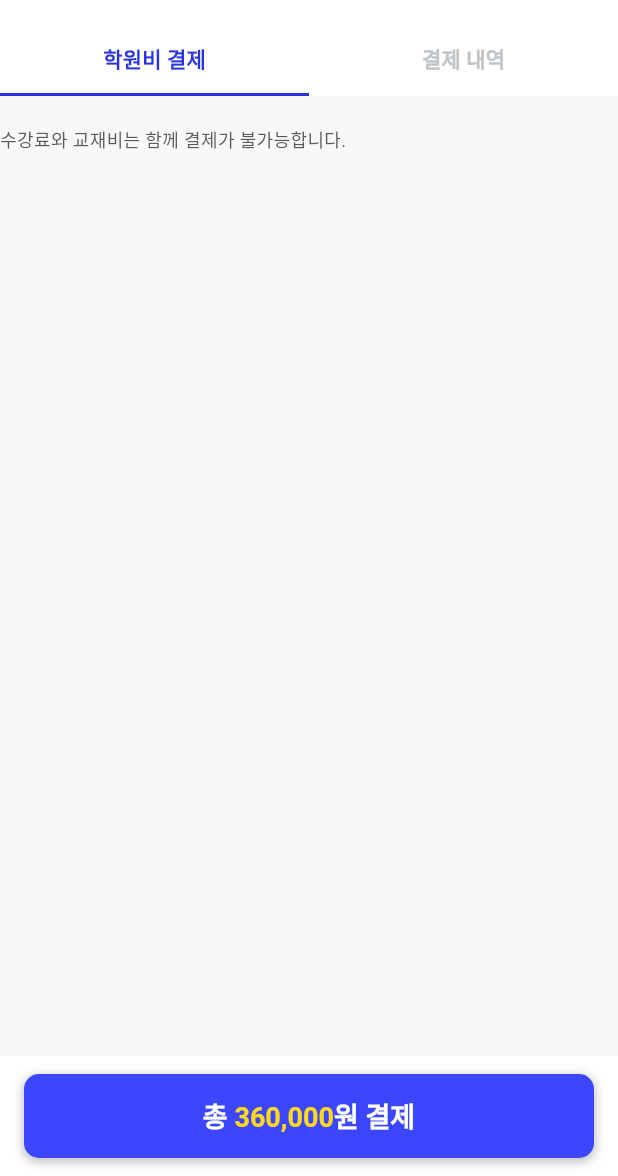
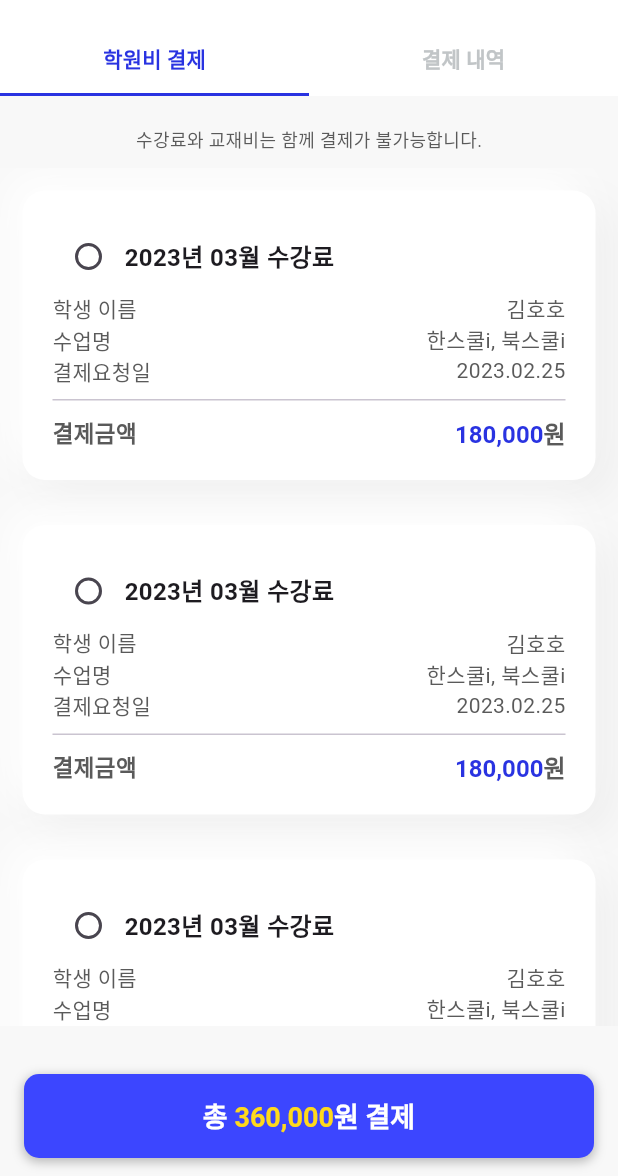
Before and after one commit to qndn3tp/HoHo_edu-App, a Flutter app: the PaymentScreen screen opened directly, on a phone screen of 412 x 824 dp, the part 60-1236 px from its top. Run offline on Flutter 3.47's test engine with Material 3 defaults, Android fonts, the phone set to English and light mode, and no system bars; our stand-ins replace awesome_dialog, banner_carousel, connectivity_plus, eva_icons_flutter, flutter_dotenv, flutter_native_splash and 9 more; missing offline and left inert: flutter_animated_icons; accounts and stored records are empty.

Commit message:
Feat: Add Payment screen

```diff
--- a/fe/lib/screens/attendance/table_content.dart
+++ b/fe/lib/screens/attendance/table_content.dart
@@ -16,6 +16,7 @@ Widget tableContent(context, AttendanceData attendanceData) {
   final date = DateTime.parse(attendanceData.ymd);
   final formattedDate = DateFormat('MM.dd').format(date);
   final formattedDayname = attendanceData.dayname.substring(0, 1);
+
   // 등하원시간
   final formattedStime = "${attendanceData.stime.substring(0, 2)}:${attendanceData.stime.substring(2)}";
   final formattedEtime = "${attendanceData.etime.substring(0, 2)}:${attendanceData.etime.substring(2)}";
--- /dev/null
+++ b/fe/lib/screens/payment/payment_cost.dart
@@ -0,0 +1,20 @@
+import 'package:flutter/material.dart';
+import '../../style.dart' as style;
+
+// 결제내용- 결제 정보(금액)
+Widget paymentCost(cost) {
+  return Row(
+    mainAxisAlignment: MainAxisAlignment.spaceBetween,
+    children: [
+      const Text("결제금액", style: TextStyle(fontSize: 15, fontWeight: FontWeight.w600, color: style.DEEP_GREY)),
+      RichText(
+        text: TextSpan(
+          children: [
+            TextSpan(text: cost, style: const TextStyle(fontSize: 16, fontWeight: FontWeight.w600, color: style.PRIMARY_DEEPBLUE)),
+            const TextSpan(text: "원", style: TextStyle(fontSize: 16, fontWeight: FontWeight.w600, color: style.DEEP_GREY))
+          ]
+        )
+      )
+    ],
+  );
+}
--- /dev/null
+++ b/fe/lib/screens/payment/payment_info.dart
@@ -0,0 +1,13 @@
+import 'package:flutter/material.dart';
+import '../../style.dart' as style;
+
+// 결제내용- 결제 정보(학생이름, 수업명, 결제일..)
+Widget paymentInfo(title, body) {
+  return Row(
+    mainAxisAlignment: MainAxisAlignment.spaceBetween,
+    children: [
+      Text(title, style: const TextStyle(color: style.DEEP_GREY)),
+      Text(body, style: const TextStyle(color: style.DEEP_GREY)),
+    ],
+  );
+}
--- /dev/null
+++ b/fe/lib/screens/payment/payment_list_screen.dart
@@ -0,0 +1,109 @@
+import 'package:flutter/material.dart';
+import 'package:flutter_application/screens/payment/payment_animated_button.dart';
+import 'package:flutter_application/screens/payment/payment_cost.dart';
+import 'package:flutter_application/screens/payment/payment_info.dart';
+import '../../style.dart' as style;
+
+////////////////////////
+//   학원비 결제 화면  //
+////////////////////////
+class PaymentListScreen extends StatefulWidget {
+  const PaymentListScreen({super.key});
+
+  @override
+  State<PaymentListScreen> createState() => _PaymentListScreenState();
+}
+
+class _PaymentListScreenState extends State<PaymentListScreen> {
+  bool isChecked = false;
+
+  @override
+  Widget build(BuildContext context) {
+    return Scaffold(
+      backgroundColor: style.LIGHT_GREY,
+      body: Container(
+        padding: const EdgeInsets.only(top: 20, bottom: 20),
+        child: Column(
+          children: [
+            const Center(
+              child: Text(
+                "수강료와 교재비는 함께 결제가 불가능합니다.",
+                style: TextStyle(color: style.DEEP_GREY, fontSize: 12),
+              ),
+            ),
+            const SizedBox(height: 10,),
+            Expanded(
+              child: ListView.builder(
+                itemCount: 3,
+                itemBuilder: ((context, index) {
+                  // 결제 내용
+                  return Container(
+                    padding: const EdgeInsets.all(20),
+                    margin: const EdgeInsets.all(15),
+                    decoration: BoxDecoration(
+                      borderRadius: BorderRadius.circular(15),
+                      color: const Color(0xFFFFFFFF),
+                      boxShadow: const [
+                        BoxShadow(
+                          color: Color(0xFFededed),
+                          offset: Offset(10, 10),
+                          blurRadius: 22,
+                        ),
+                        BoxShadow(
+                          color: Color(0xFFFFFFFF),
+                          offset: Offset(-10, -10),
+                          blurRadius: 22,
+                        ),
+                      ],
+                    ),
+                    child: Column(
+                      children: [
+                        // 체크박스, 날짜
+                        Row(
+                          children: [
+                            Checkbox(
+                              shape: RoundedRectangleBorder(borderRadius: BorderRadius.circular(15)),
+                              // activeColor: style.PRIMARY_BLUE,
+                              activeColor: style.PRIMARY_GREEN,
+                              value: isChecked,
+                              onChanged: (value){
+                                setState(() {
+                                  isChecked = value!;
+                                });
+                              }
+                            ),
+                            const Text("2023년 03월 수강료", style: TextStyle(fontSize: 16, fontWeight: FontWeight.w600),),
+                            const SizedBox(height: 5,),
+                          ],
+                        ),
+                        // 학생이름
+                        paymentInfo("학생 이름", "김호호"),
+                        // 수업명
+                        paymentInfo("수업명", "한스쿨i, 북스쿨i"),
+                        // 결제요청일
+                        paymentInfo("결제요청일", "2023.02.25"),
+                        // 구분선
+                        const Padding(
+                          padding: EdgeInsets.only(top: 8, bottom: 8),
+                          child: Divider(height: 3,),
+                        ),
+                        // 결제금액
+                        paymentCost("180,000"),
+                      ],
+                    ),
+                  );
+                })
+              )
+            )
+          ],
+        ),
+      ),
+      // 하단바
+      bottomNavigationBar: const BottomAppBar(
+        elevation: 0,
+        color: style.LIGHT_GREY,
+        child: PaymentAnimatedButton(),
+      ),
+    );
+  }
+}
--- a/fe/lib/screens/payment/payment_screen.dart
+++ b/fe/lib/screens/payment/payment_screen.dart
@@ -1,8 +1,9 @@
 import 'package:flutter/material.dart';
 import 'package:flutter_application/screens/home/home_screen.dart';
+import 'package:flutter_application/screens/payment/payment_history_screen.dart';
+import 'package:flutter_application/screens/payment/payment_list_screen.dart';
 import 'package:get/get.dart';
 import '../../style.dart' as style;
-import './payment_animated_button.dart';
 
 ////////////////////////
 //   학원비 납부 화면  //
@@ -15,7 +16,8 @@ class PaymentScreen extends StatefulWidget {
   State<PaymentScreen> createState() => _PaymentScreenState();
 }
 
-class _PaymentScreenState extends State<PaymentScreen> with SingleTickerProviderStateMixin {
+class _PaymentScreenState extends State<PaymentScreen>
+    with SingleTickerProviderStateMixin {
   late TabController _tabController;
 
   @override
@@ -88,30 +90,11 @@ class _PaymentScreenState extends State<PaymentScreen> with SingleTickerProvider
       // TabBarView
       body: TabBarView(
         controller: _tabController,
-        children: [
-          Scaffold(
-            backgroundColor: style.LIGHT_GREY,
-            body: Container(
-              padding: const EdgeInsets.only(top: 20, bottom: 20),
-              child: const Column(
-                children: [
-                  Text(
-                    "수강료와 교재비는 함께 결제가 불가능합니다.",
-                    style: TextStyle(color: style.DEEP_GREY, fontSize: 12),
-                  ),
-                ],
-              ),
-            ),
-            // 하단바
-            bottomNavigationBar: const BottomAppBar(
-              elevation: 0,
-              color: Colors.white,
-              child: PaymentAnimatedButton(),
-            ),
-          ),
-          const Center(
-            child: Text("결제 내역"),
-          )
+        children: const [
+          // 학원비 결제 화면
+          PaymentListScreen(),
+          // 결제내역 화면
+          PaymentHistoryScreen(),
         ],
       ),
     );
```
Also changed, not shown: fe/lib/screens/payment/payment_history_screen.dart (added, +88 -0 lines).
